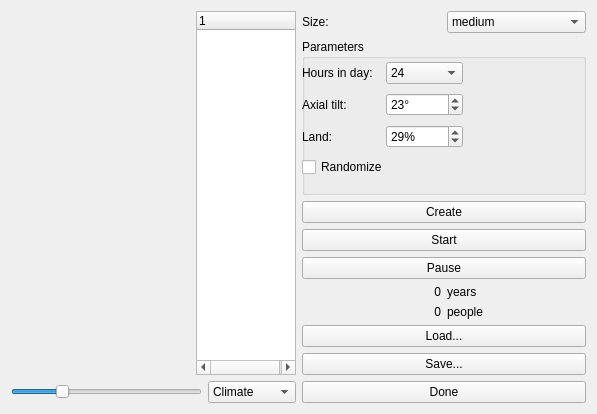
First picture: the form in world.ui, repository tps12/Tec-Nine, before the edit.
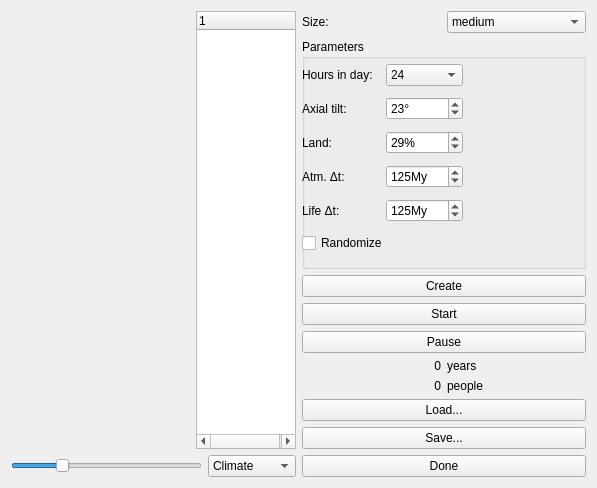
Second picture: the form after the edit.

Commit message:
Randomize time to have atmosphere and life
Pre-calculate the number of ticks before the planet gets an atmosphere and
has life. The actual probabilities stay the same, but this allows it to be
hand-configured to get desired results (number of mountains, mostly).

```diff
--- a/world.ui
+++ b/world.ui
@@ -194,7 +194,7 @@
          <property name="minimumSize">
           <size>
            <width>150</width>
-           <height>156</height>
+           <height>230</height>
           </size>
          </property>
          <property name="title">
@@ -215,7 +215,7 @@
             <x>0</x>
             <y>20</y>
             <width>161</width>
-            <height>121</height>
+            <height>200</height>
            </rect>
           </property>
           <layout class="QVBoxLayout" name="verticalLayout_5">
@@ -332,6 +332,66 @@
              </item>
             </layout>
            </item>
+           <item>
+            <layout class="QHBoxLayout">
+             <item>
+              <widget class="QLabel">
+               <property name="text">
+                <string>Atm. Δt: </string>
+               </property>
+              </widget>
+             </item>
+             <item>
+              <widget class="QSpinBox" name="atmt">
+               <property name="suffix">
+                <string>My</string>
+               </property>
+               <property name="minimum">
+                <number>5</number>
+               </property>
+               <property name="maximum">
+                <number>1000</number>
+               </property>
+               <property name="singleStep">
+                <number>5</number>
+               </property>
+               <property name="value">
+                <number>125</number>
+               </property>
+              </widget>
+             </item>
+            </layout>
+           </item>
+           <item>
+            <layout class="QHBoxLayout">
+             <item>
+              <widget class="QLabel">
+               <property name="text">
+                <string>Life Δt: </string>
+               </property>
+              </widget>
+             </item>
+             <item>
+              <widget class="QSpinBox" name="lifet">
+               <property name="suffix">
+                <string>My</string>
+               </property>
+               <property name="minimum">
+                <number>5</number>
+               </property>
+               <property name="maximum">
+                <number>1000</number>
+               </property>
+               <property name="singleStep">
+                <number>5</number>
+               </property>
+               <property name="value">
+                <number>125</number>
+               </property>
+              </widget>
+             </item>
+            </layout>
+           </item>
            <item>
             <widget class="QCheckBox" name="randomize">
              <property name="text">
```
The commit also changes 5 other files.
